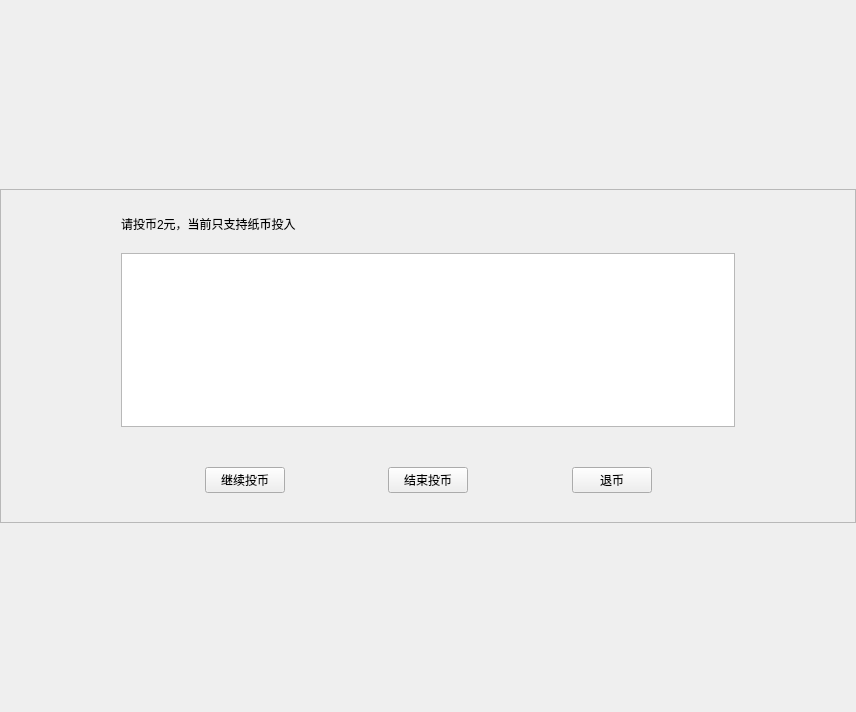
First picture: the form in frame/CoinsManageWidget.ui, repository EllieYY/ism, before the edit.
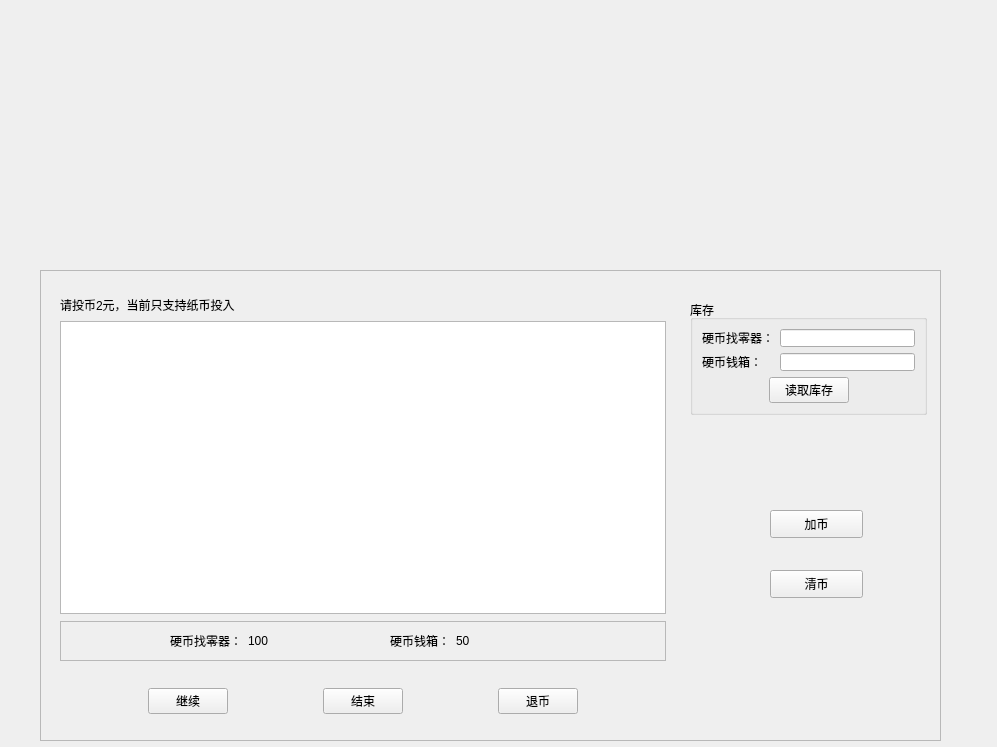
Second picture: the form after the edit.

Commit message: ui for coin manager.

```diff
--- a/frame/CoinsManageWidget.ui
+++ b/frame/CoinsManageWidget.ui
@@ -6,17 +6,14 @@
    <rect>
     <x>0</x>
     <y>0</y>
-    <width>856</width>
-    <height>712</height>
+    <width>997</width>
+    <height>747</height>
    </rect>
   </property>
   <property name="windowTitle">
    <string>Form</string>
   </property>
-  <layout class="QHBoxLayout" name="horizontalLayout_3">
-   <property name="spacing">
-    <number>0</number>
-   </property>
+  <layout class="QHBoxLayout" name="horizontalLayout_4">
    <property name="leftMargin">
     <number>0</number>
    </property>
@@ -31,48 +28,141 @@
    </property>
    <item>
     <widget class="QWidget" name="readerBg" native="true">
-     <layout class="QVBoxLayout" name="verticalLayout" stretch="0,1,0">
-      <property name="leftMargin">
-       <number>0</number>
-      </property>
-      <property name="rightMargin">
-       <number>0</number>
-      </property>
-      <item>
-       <spacer name="verticalSpacer">
-        <property name="orientation">
-         <enum>Qt::Vertical</enum>
-        </property>
-        <property name="sizeType">
-         <enum>QSizePolicy::Fixed</enum>
-        </property>
-        <property name="sizeHint" stdset="0">
-         <size>
-          <width>20</width>
-          <height>180</height>
-         </size>
-        </property>
-       </spacer>
-      </item>
-      <item>
        <widget class="QFrame" name="wFrame">
+      <property name="geometry">
+       <rect>
+        <x>40</x>
+        <y>270</y>
+        <width>901</width>
+        <height>471</height>
+       </rect>
+      </property>
         <property name="frameShape">
          <enum>QFrame::StyledPanel</enum>
         </property>
         <property name="frameShadow">
          <enum>QFrame::Raised</enum>
         </property>
-        <layout class="QHBoxLayout" name="horizontalLayout_2" stretch="6">
-         <property name="leftMargin">
-          <number>120</number>
-         </property>
-         <property name="rightMargin">
-          <number>120</number>
-         </property>
+      <widget class="QPushButton" name="addCoinBtn">
+       <property name="geometry">
+        <rect>
+         <x>730</x>
+         <y>240</y>
+         <width>93</width>
+         <height>28</height>
+        </rect>
+       </property>
+       <property name="text">
+        <string>加币</string>
+       </property>
+      </widget>
+      <widget class="QPushButton" name="returnCoinBtn">
+       <property name="geometry">
+        <rect>
+         <x>730</x>
+         <y>300</y>
+         <width>93</width>
+         <height>28</height>
+        </rect>
+       </property>
+       <property name="text">
+        <string>清币</string>
+       </property>
+      </widget>
+      <widget class="QGroupBox" name="groupBox">
+       <property name="geometry">
+        <rect>
+         <x>650</x>
+         <y>30</y>
+         <width>237</width>
+         <height>115</height>
+        </rect>
+       </property>
+       <property name="title">
+        <string>库存</string>
+       </property>
+       <layout class="QVBoxLayout" name="verticalLayout">
          <item>
+         <layout class="QFormLayout" name="formLayout">
+          <item row="0" column="0">
+           <widget class="QLabel" name="label">
+            <property name="text">
+             <string>硬币找零器：</string>
+            </property>
+            <property name="alignment">
+             <set>Qt::AlignRight|Qt::AlignTrailing|Qt::AlignVCenter</set>
+            </property>
+           </widget>
+          </item>
+          <item row="0" column="1">
+           <widget class="QLineEdit" name="lineEdit_changeNum"/>
+          </item>
+          <item row="1" column="0">
+           <widget class="QLabel" name="label_2">
+            <property name="text">
+             <string>硬币钱箱：</string>
+            </property>
+            <property name="alignment">
+             <set>Qt::AlignRight|Qt::AlignTrailing|Qt::AlignVCenter</set>
+            </property>
+           </widget>
+          </item>
+          <item row="1" column="1">
+           <widget class="QLineEdit" name="lineEdit_cashboxNum"/>
+          </item>
+         </layout>
+        </item>
+        <item>
+         <layout class="QHBoxLayout" name="horizontalLayout_2">
+          <item>
+           <spacer name="horizontalSpacer_5">
+            <property name="orientation">
+             <enum>Qt::Horizontal</enum>
+            </property>
+            <property name="sizeHint" stdset="0">
+             <size>
+              <width>40</width>
+              <height>20</height>
+             </size>
+            </property>
+           </spacer>
+          </item>
+          <item>
+           <widget class="QPushButton" name="readCoinsNumBtn">
+            <property name="text">
+             <string>读取库存</string>
+            </property>
+           </widget>
+          </item>
+          <item>
+           <spacer name="horizontalSpacer_6">
+            <property name="orientation">
+             <enum>Qt::Horizontal</enum>
+            </property>
+            <property name="sizeHint" stdset="0">
+             <size>
+              <width>40</width>
+              <height>20</height>
+             </size>
+            </property>
+           </spacer>
+          </item>
+         </layout>
+        </item>
+       </layout>
+      </widget>
+      <widget class="QWidget" name="layoutWidget">
+       <property name="geometry">
+        <rect>
+         <x>20</x>
+         <y>10</y>
+         <width>606</width>
+         <height>454</height>
+        </rect>
+       </property>
           <layout class="QVBoxLayout" name="verticalLayout_2">
            <property name="spacing">
-            <number>20</number>
+         <number>7</number>
            </property>
            <item>
             <spacer name="verticalSpacer_4">
@@ -103,6 +193,127 @@
            <item>
             <widget class="QListWidget" name="listWidget"/>
            </item>
+        <item>
+         <widget class="QFrame" name="frame">
+          <property name="frameShape">
+           <enum>QFrame::StyledPanel</enum>
+          </property>
+          <property name="frameShadow">
+           <enum>QFrame::Raised</enum>
+          </property>
+          <layout class="QHBoxLayout" name="horizontalLayout_3">
+           <item>
+            <spacer name="horizontalSpacer_8">
+             <property name="orientation">
+              <enum>Qt::Horizontal</enum>
+             </property>
+             <property name="sizeType">
+              <enum>QSizePolicy::Fixed</enum>
+             </property>
+             <property name="sizeHint" stdset="0">
+              <size>
+               <width>100</width>
+               <height>20</height>
+              </size>
+             </property>
+            </spacer>
+           </item>
+           <item>
+            <widget class="QLabel" name="label_3">
+             <property name="text">
+              <string>硬币找零器：</string>
+             </property>
+             <property name="alignment">
+              <set>Qt::AlignRight|Qt::AlignTrailing|Qt::AlignVCenter</set>
+             </property>
+            </widget>
+           </item>
+           <item>
+            <widget class="QLabel" name="label_changeNum">
+             <property name="minimumSize">
+              <size>
+               <width>100</width>
+               <height>0</height>
+              </size>
+             </property>
+             <property name="maximumSize">
+              <size>
+               <width>100</width>
+               <height>16777215</height>
+              </size>
+             </property>
+             <property name="text">
+              <string>100</string>
+             </property>
+             <property name="alignment">
+              <set>Qt::AlignLeading|Qt::AlignLeft|Qt::AlignVCenter</set>
+             </property>
+            </widget>
+           </item>
+           <item>
+            <spacer name="horizontalSpacer_7">
+             <property name="orientation">
+              <enum>Qt::Horizontal</enum>
+             </property>
+             <property name="sizeHint" stdset="0">
+              <size>
+               <width>22</width>
+               <height>20</height>
+              </size>
+             </property>
+            </spacer>
+           </item>
+           <item>
+            <widget class="QLabel" name="label_5">
+             <property name="text">
+              <string>硬币钱箱：</string>
+             </property>
+             <property name="alignment">
+              <set>Qt::AlignRight|Qt::AlignTrailing|Qt::AlignVCenter</set>
+             </property>
+            </widget>
+           </item>
+           <item>
+            <widget class="QLabel" name="label_cashboxNum">
+             <property name="minimumSize">
+              <size>
+               <width>100</width>
+               <height>0</height>
+              </size>
+             </property>
+             <property name="maximumSize">
+              <size>
+               <width>100</width>
+               <height>16777215</height>
+              </size>
+             </property>
+             <property name="text">
+              <string>50</string>
+             </property>
+             <property name="alignment">
+              <set>Qt::AlignLeading|Qt::AlignLeft|Qt::AlignVCenter</set>
+             </property>
+            </widget>
+           </item>
+           <item>
+            <spacer name="horizontalSpacer_9">
+             <property name="orientation">
+              <enum>Qt::Horizontal</enum>
+             </property>
+             <property name="sizeType">
+              <enum>QSizePolicy::Fixed</enum>
+             </property>
+             <property name="sizeHint" stdset="0">
+              <size>
+               <width>100</width>
+               <height>20</height>
+              </size>
+             </property>
+            </spacer>
+           </item>
+          </layout>
+         </widget>
+        </item>
            <item>
             <spacer name="verticalSpacer_3">
              <property name="orientation">
@@ -137,7 +348,7 @@
              <item>
               <widget class="QPushButton" name="continueBtn">
                <property name="text">
-                <string>继续投币</string>
+             <string>继续</string>
                </property>
               </widget>
              </item>
@@ -157,7 +368,7 @@
              <item>
               <widget class="QPushButton" name="endBtn">
                <property name="text">
-                <string>结束投币</string>
+             <string>结束</string>
                </property>
               </widget>
              </item>
@@ -213,27 +424,8 @@
             </spacer>
            </item>
           </layout>
-         </item>
-        </layout>
-       </widget>
-      </item>
-      <item>
-       <spacer name="verticalSpacer_2">
-        <property name="orientation">
-         <enum>Qt::Vertical</enum>
-        </property>
-        <property name="sizeType">
-         <enum>QSizePolicy::Fixed</enum>
-        </property>
-        <property name="sizeHint" stdset="0">
-         <size>
-          <width>20</width>
-          <height>180</height>
-         </size>
-        </property>
-       </spacer>
-      </item>
-     </layout>
+      </widget>
+     </widget>
     </widget>
    </item>
   </layout>
```
Lines whose indentation alone changed are shown as unchanged. The commit also changes 1 other file.
